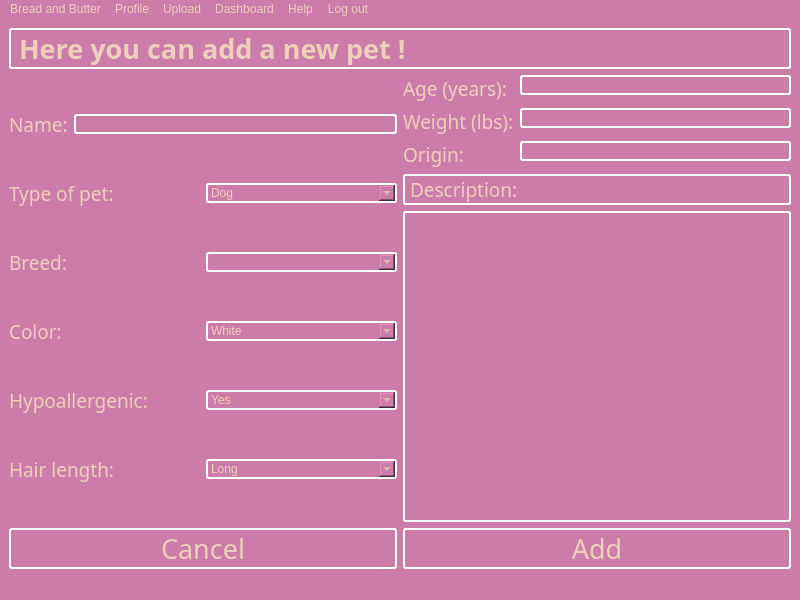
This is breadnbutter/gui/shelterupload.ui in jacksodl23/cs-205-pet-adoption as Qt 5 draws it before an edit. The edited form follows.
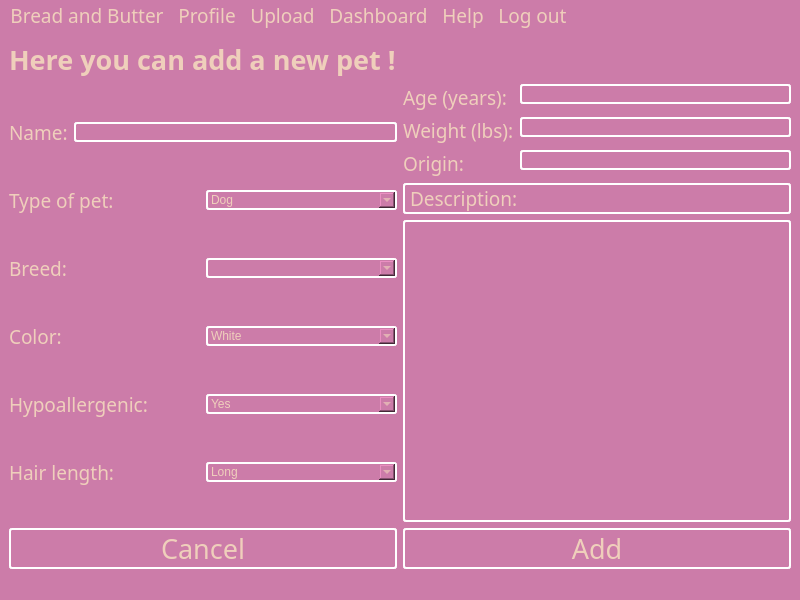
This is the edited form.

```diff
--- a/breadnbutter/gui/shelterupload.ui
+++ b/breadnbutter/gui/shelterupload.ui
@@ -31,8 +31,7 @@
       </property>
       <property name="styleSheet">
        <string notr="true">color: rgb(239, 207, 187);
-border: 2px solid  white; 
-     border-radius: 3px;</string>
+</string>
       </property>
       <property name="text">
        <string>Here you can add a new pet !</string>
@@ -457,9 +456,15 @@
      <x>0</x>
      <y>0</y>
      <width>800</width>
-     <height>21</height>
+     <height>31</height>
     </rect>
    </property>
+   <property name="font">
+    <font>
+     <family>Dyuthi</family>
+     <pointsize>14</pointsize>
+    </font>
+   </property>
    <widget class="QMenu" name="menuProfile">
     <property name="title">
      <string>Profile</string>
```
